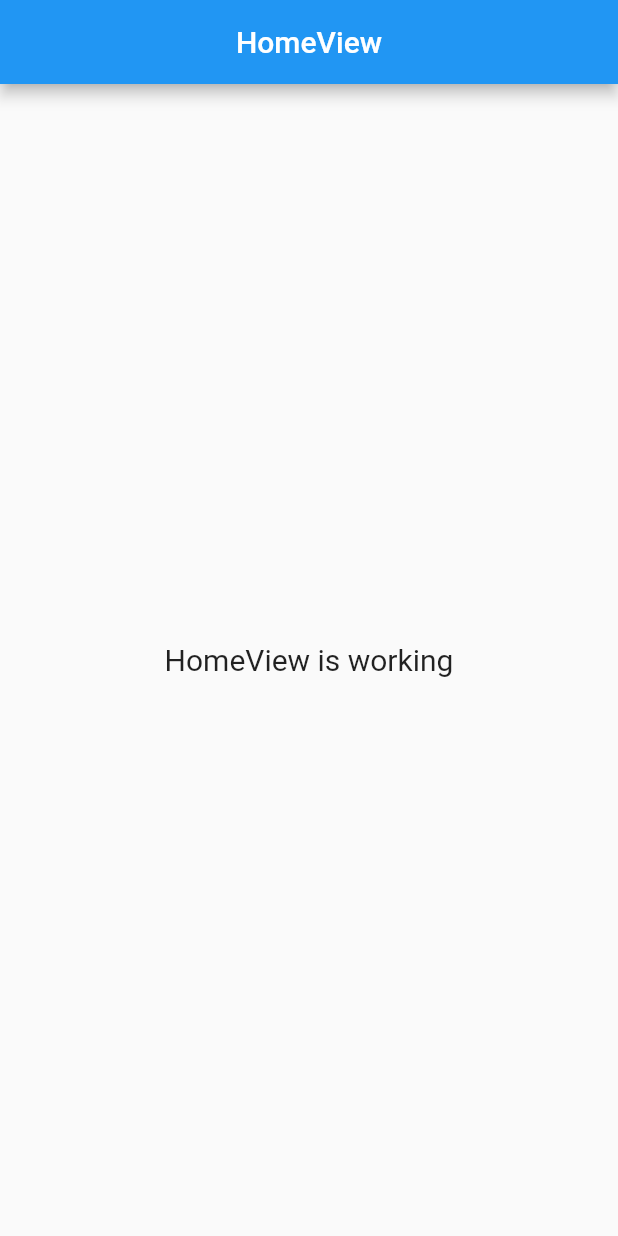
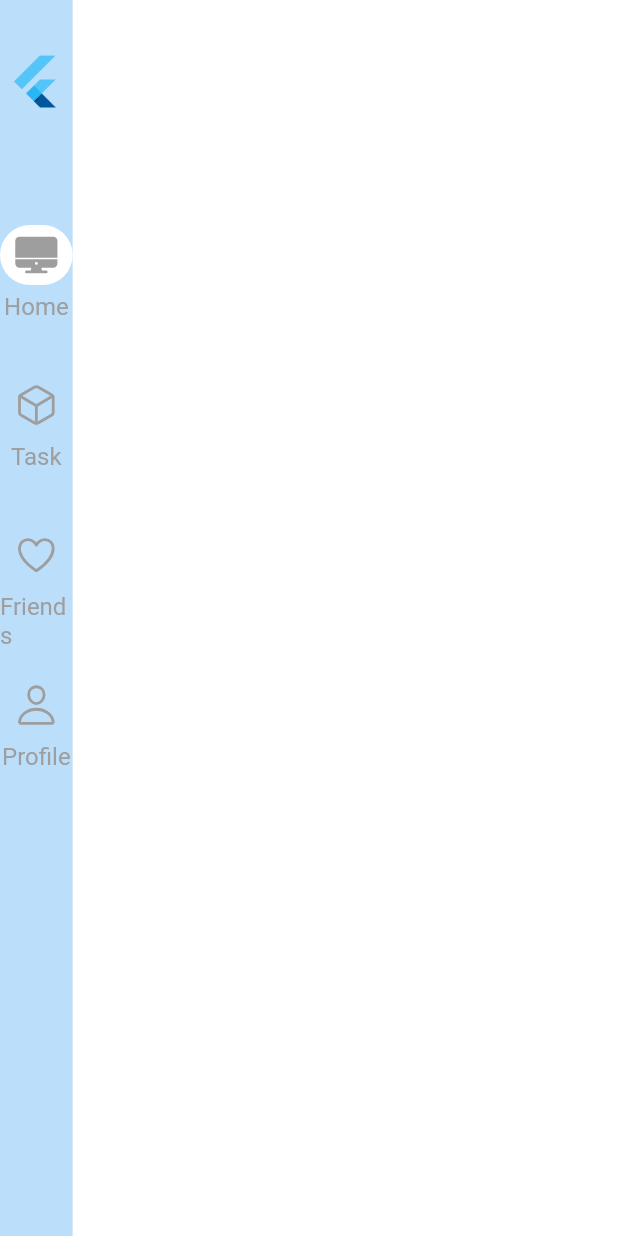
Before and after one commit to Dapi45/tm_app, a Flutter app: the screen it shows after launch, on a phone screen of 412 x 824 dp. Run offline on Flutter 3.47's test engine with Material 2 defaults, Android fonts, the phone set to English and light mode, and no system bars; our stand-ins replace get, ionicons.

Commit message:
Commit Home add Drawer and SideBar (03)

```diff
--- a/lib/app/modules/home/views/home_view.dart
+++ b/lib/app/modules/home/views/home_view.dart
@@ -1,6 +1,7 @@
 import 'package:flutter/material.dart';
 
 import 'package:get/get.dart';
+import 'package:tm_app/app/utils/widget/sidebar.dart';
 
 import '../controllers/home_controller.dart';
 
@@ -9,16 +10,19 @@
   @override
   Widget build(BuildContext context) {
     return Scaffold(
-      appBar: AppBar(
-        title: const Text('HomeView'),
-        centerTitle: true,
-      ),
-      body: Center(
-        child: Text(
-          'HomeView is working',
-          style: TextStyle(fontSize: 20),
-        ),
-      ),
-    );
+        backgroundColor: Colors.blue[100],
+        body: Row(
+          children: [
+            const Expanded(
+              flex: 2,
+              child: SideBar(),
+            ),
+            Expanded(
+                flex: 15,
+                child: Container(
+                  color: Colors.white,
+                ))
+          ],
+        ));
   }
 }
--- /dev/null
+++ b/lib/app/utils/widget/sidebar.dart
@@ -0,0 +1,182 @@
+import 'package:flutter/material.dart';
+import 'package:get/get.dart';
+import 'package:ionicons/ionicons.dart';
+
+import '../../routes/app_pages.dart';
+
+class SideBar extends StatelessWidget {
+  const SideBar({
+    Key? key,
+  }) : super(key: key);
+
+  @override
+  Widget build(BuildContext context) {
+    return Drawer(
+      elevation: 5,
+      child: Container(
+        height: Get.height,
+        color: Colors.blue[100],
+        child: SingleChildScrollView(
+          child: Column(
+            mainAxisAlignment: MainAxisAlignment.start,
+            children: [
+              // logo
+              Container(
+                height: 100,
+                padding: const EdgeInsets.only(top: 30),
+                width: double.infinity,
+                alignment: Alignment.topCenter,
+                child: const Image(
+                  image: AssetImage('assets/icons/icon.png'),
+                ),
+              ),
+              const SizedBox(
+                height: 50,
+              ),
+              SizedBox(
+                height: 100,
+                child: Center(
+                  child: InkWell(
+                    child: Column(
+                      children: [
+                        Container(
+                          height: 40,
+                          width: 100,
+                          decoration: Get.currentRoute == '/home'
+                              ? BoxDecoration(
+                                  borderRadius: BorderRadius.circular(40),
+                                  color: Colors.white)
+                              : const BoxDecoration(),
+                          child: Icon(
+                            Get.currentRoute == '/home'
+                                ? Ionicons.desktop
+                                : Ionicons.desktop_outline,
+                            color: Colors.grey,
+                            size: 30,
+                          ),
+                        ),
+                        const SizedBox(
+                          height: 5,
+                        ),
+                        const Text(
+                          'Home',
+                          style: TextStyle(color: Colors.grey, fontSize: 16),
+                        ),
+                      ],
+                    ),
+                    onTap: () => Get.toNamed(Routes.HOME),
+                  ),
+                ),
+              ),
+              SizedBox(
+                height: 100,
+                child: Center(
+                  child: InkWell(
+                    child: Column(
+                      children: [
+                        Container(
+                          height: 40,
+                          width: 100,
+                          decoration: Get.currentRoute == '/task'
+                              ? BoxDecoration(
+                                  borderRadius: BorderRadius.circular(40),
+                                  color: Colors.white)
+                              : const BoxDecoration(),
+                          child: Icon(
+                            Get.currentRoute == '/task'
+                                ? Ionicons.cube
+                                : Ionicons.cube_outline,
+                            color: Colors.grey,
+                            size: 30,
+                          ),
+                        ),
+                        const SizedBox(
+                          height: 5,
+                        ),
+                        const Text(
+                          'Task',
+                          style: TextStyle(color: Colors.grey, fontSize: 16),
+                        ),
+                      ],
+                    ),
+                    onTap: () => Get.toNamed(Routes.TASK),
+                  ),
+                ),
+              ),
+              SizedBox(
+                height: 100,
+                child: Center(
+                  child: InkWell(
+                    child: Column(
+                      children: [
+                        Container(
+                          height: 40,
+                          width: 100,
+                          decoration: Get.currentRoute == '/friends'
+                              ? BoxDecoration(
+                                  borderRadius: BorderRadius.circular(40),
+                                  color: Colors.white)
+                              : const BoxDecoration(),
+                          child: Icon(
+                            Get.currentRoute == '/friends'
+                                ? Ionicons.heart
+                                : Ionicons.heart_outline,
+                            color: Colors.grey,
+                            size: 30,
+                          ),
+                        ),
+                        const SizedBox(
+                          height: 5,
+                        ),
+                        const Text(
+                          'Friends',
+                          style: TextStyle(color: Colors.grey, fontSize: 16),
+                        ),
+                      ],
+                    ),
+                    onTap: () => Get.toNamed(Routes.FRIENDS),
+                  ),
+                ),
+              ),
+              SizedBox(
+                height: 100,
+                child: Center(
+                  child: InkWell(
+                    child: Column(
+                      children: [
+                        Container(
+                          height: 40,
+                          width: 100,
+                          decoration: Get.currentRoute == '/profile'
+                              ? BoxDecoration(
+                                  borderRadius: BorderRadius.circular(40),
+                                  color: Colors.white)
+                              : const BoxDecoration(),
+                          child: Icon(
+                            Get.currentRoute == '/profile'
+                                ? Ionicons.person
+                                : Ionicons.person_outline,
+                            color: Colors.grey,
+                            size: 30,
+                          ),
+                        ),
+                        const SizedBox(
+                          height: 5,
+                        ),
+                        const Text(
+                          'Profile',
+                          style: TextStyle(color: Colors.grey, fontSize: 16),
+                        ),
+                      ],
+                    ),
+                    onTap: () => Get.toNamed(Routes.PROFILE),
+                  ),
+                ),
+              ),
+            ],
+          ),
+        ),
+      ),
+    );
+  }
+}
```
